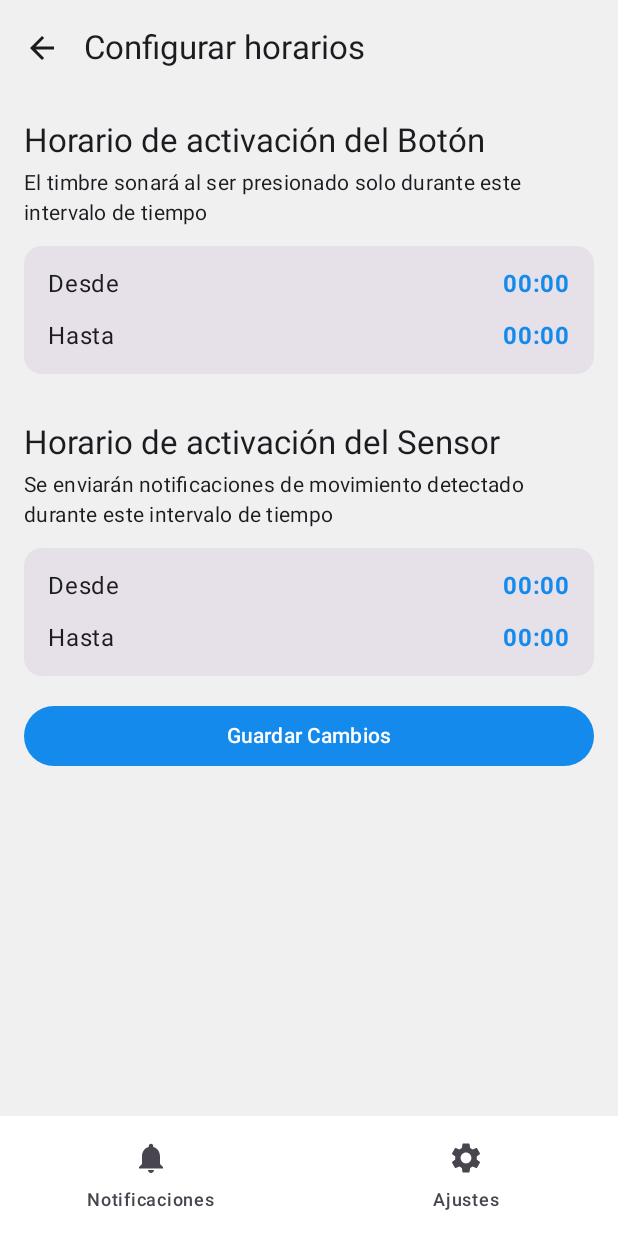
After one commit to Dedliiih/timbre-app, an Android app built with Jetpack Compose: the AlertScheduleScreen screen opened through its navigation route, on a phone screen of 412 x 824 dp. The commit adds this screen. Run offline under Robolectric (Android 15) with nearby library versions, the phone set to English and light mode, and no system bars; our stand-ins replace Firebase (no records; nobody signed in at launch, a user with empty details on screens opened directly), Volley.

Commit message:
feat: modificar horarios de activación de buzzer y sensor de movimiento

```diff
--- /dev/null
+++ b/app/src/main/java/com/example/timbreapp/ui/components/ScheduleSection.kt
@@ -0,0 +1,36 @@
+package com.example.timbreapp.ui.components
+
+import androidx.compose.foundation.layout.Column
+import androidx.compose.foundation.layout.fillMaxWidth
+import androidx.compose.foundation.layout.padding
+import androidx.compose.material3.MaterialTheme
+import androidx.compose.material3.Text
+import androidx.compose.runtime.Composable
+import androidx.compose.ui.Modifier
+import androidx.compose.ui.unit.dp
+import com.example.timbreapp.ui.components.TimeRangeSelector
+
+@Composable
+fun ScheduleSection(
+    title: String,
+    description: String,
+    startTime:  String,
+    endTime: String,
+    onStartTimeClick: () -> Unit,
+    onEndTimeClick: () -> Unit
+) {
+    Column(modifier = Modifier.fillMaxWidth()) {
+        Text(text = title, style = MaterialTheme.typography.titleLarge)
+        Text(
+            text = description,
+            style = MaterialTheme.typography.bodyMedium,
+            modifier = Modifier.padding(top = 4.dp, bottom = 12.dp)
+        )
+        TimeRangeSelector(
+            startTime = startTime,
+            endTime = endTime,
+            onStartTimeClick = onStartTimeClick,
+            onEndTimeClick = onEndTimeClick
+        )
+    }
+}
--- /dev/null
+++ b/app/src/main/java/com/example/timbreapp/ui/components/TimePickerRow.kt
@@ -0,0 +1,31 @@
+package com.example.timbreapp.ui.components
+
+import androidx.compose.foundation.clickable
+import androidx.compose.foundation.layout.Arrangement
+import androidx.compose.foundation.layout.Row
+import androidx.compose.foundation.layout.fillMaxWidth
+import androidx.compose.material3.MaterialTheme
+import androidx.compose.material3.Text
+import androidx.compose.runtime.Composable
+import androidx.compose.ui.Alignment
+import androidx.compose.ui.Modifier
+import androidx.compose.ui.text.font.FontWeight
+
+@Composable
+fun TimePickerRow(label: String, time: String, onClick: () -> Unit) {
+    Row(
+        modifier = Modifier
+            .fillMaxWidth()
+            .clickable(onClick = onClick),
+        verticalAlignment = Alignment.CenterVertically,
+        horizontalArrangement = Arrangement.SpaceBetween
+    ) {
+        Text(text = label, style = MaterialTheme.typography.bodyLarge)
+        Text(
+            text = time,
+            style = MaterialTheme.typography.bodyLarge,
+            fontWeight = FontWeight.Bold,
+            color = MaterialTheme.colorScheme.primary
+        )
+    }
+}
--- /dev/null
+++ b/app/src/main/java/com/example/timbreapp/ui/components/TimeRangeSelector.kt
@@ -0,0 +1,28 @@
+package com.example.timbreapp.ui.components
+
+import androidx.compose.foundation.layout.Column
+import androidx.compose.foundation.layout.Spacer
+import androidx.compose.foundation.layout.fillMaxWidth
+import androidx.compose.foundation.layout.height
+import androidx.compose.foundation.layout.padding
+import androidx.compose.material3.Card
+import androidx.compose.runtime.Composable
+import androidx.compose.ui.Modifier
+import androidx.compose.ui.unit.dp
+import com.example.timbreapp.ui.components.TimePickerRow
+
+@Composable
+fun TimeRangeSelector(
+    startTime: String,
+    endTime: String,
+    onStartTimeClick: () -> Unit,
+    onEndTimeClick: () -> Unit
+) {
+    Card(modifier = Modifier.fillMaxWidth()) {
+        Column(modifier = Modifier.padding(16.dp)) {
+            TimePickerRow(label = "Desde", time = startTime, onClick = onStartTimeClick)
+            Spacer(modifier = Modifier.height(16.dp))
+            TimePickerRow(label = "Hasta", time = endTime, onClick = onEndTimeClick)
+        }
+    }
+}
--- a/app/src/main/java/com/example/timbreapp/ui/navigation/AppNavigation.kt
+++ b/app/src/main/java/com/example/timbreapp/ui/navigation/AppNavigation.kt
@@ -5,6 +5,7 @@ import androidx.compose.ui.Modifier
 import androidx.navigation.NavHostController
 import androidx.navigation.compose.NavHost
 import androidx.navigation.compose.composable
+import com.example.timbreapp.ui.screens.AlertScheduleScreen
 import com.example.timbreapp.ui.screens.BuzzerSoundScreen
 import com.example.timbreapp.ui.screens.NotificationsScreen
 import com.example.timbreapp.ui.screens.SettingsScreen
@@ -23,5 +24,9 @@ fun AppNavigation(navController: NavHostController, modifier: Modifier) {
         composable(Screen.BuzzerSound.route) {
             BuzzerSoundScreen(navController = navController)
         }
+
+        composable(Screen.AlertSchedule.route) {
+            AlertScheduleScreen(navController = navController)
+        }
     }
 }
--- a/app/src/main/java/com/example/timbreapp/ui/navigation/Screen.kt
+++ b/app/src/main/java/com/example/timbreapp/ui/navigation/Screen.kt
@@ -10,4 +10,6 @@ sealed class Screen(val route: String, val title: String, val icon: ImageVector)
     object Notifications: Screen("notifications", "Notificaciones", Icons.Default.Notifications)
     object Settings: Screen("settings", "Ajustes", Icons.Default.Settings)
     object BuzzerSound: Screen("buzzer_sound_screen", "Sonido del timbre", Icons.Default.Campaign)
+
+    object AlertSchedule: Screen("alert_schedule_screen", "Horario de alerta", Icons.Default.Campaign)
 }
--- /dev/null
+++ b/app/src/main/java/com/example/timbreapp/ui/screens/AlertScheduleScreen.kt
@@ -0,0 +1,183 @@
+package com.example.timbreapp.ui.screens
+
+import android.app.TimePickerDialog
+import android.widget.Toast
+import androidx.compose.foundation.clickable
+import androidx.compose.foundation.layout.Arrangement
+import androidx.compose.foundation.layout.Box
+import androidx.compose.foundation.layout.Column
+import androidx.compose.foundation.layout.Row
+import androidx.compose.foundation.layout.Spacer
+import androidx.compose.foundation.layout.fillMaxSize
+import androidx.compose.foundation.layout.fillMaxWidth
+import androidx.compose.foundation.layout.height
+import androidx.compose.foundation.layout.padding
+import androidx.compose.material.icons.Icons
+import androidx.compose.material.icons.automirrored.filled.ArrowBack
+import androidx.compose.material3.Button
+import androidx.compose.material3.Card
+import androidx.compose.material3.CircularProgressIndicator
+import androidx.compose.material3.ExperimentalMaterial3Api
+import androidx.compose.material3.Icon
+import androidx.compose.material3.IconButton
+import androidx.compose.material3.MaterialTheme
+import androidx.compose.material3.Scaffold
+import androidx.compose.material3.Text
+import androidx.compose.material3.TopAppBar
+import androidx.compose.runtime.Composable
+import androidx.compose.runtime.LaunchedEffect
+import androidx.compose.runtime.getValue
+import androidx.compose.runtime.mutableStateOf
+import androidx.compose.runtime.remember
+import androidx.compose.runtime.setValue
+import androidx.compose.ui.Alignment
+import androidx.compose.ui.Modifier
+import androidx.compose.ui.platform.LocalContext
+import androidx.compose.ui.text.font.FontWeight
+import androidx.compose.ui.unit.dp
+import androidx.lifecycle.viewmodel.compose.viewModel
+import com.example.timbreapp.ui.viewmodel.ScheduleViewModel
+import androidx.navigation.NavController
+import com.example.timbreapp.data.ScheduleConfig
+import com.example.timbreapp.firestore.LeerFirebase
+import com.example.timbreapp.ui.components.ScheduleSection
+import java.util.Calendar
+import java.util.Locale
+
+@OptIn(ExperimentalMaterial3Api::class)
+@Composable
+fun AlertScheduleScreen(
+    navController: NavController,
+    scheduleViewModel: ScheduleViewModel = viewModel()
+) {
+    val (buttonConfig, isButtonLoading, buttonError) = LeerFirebase(
+        field = "schedules/button",
+        valueType = ScheduleConfig::class.java
+    )
+
+    val (sensorConfig, isSensorLoading, sensorError) = LeerFirebase(
+        field = "schedules/sensor",
+        valueType = ScheduleConfig::class.java
+    )
+
+    // Estados para el horairo del botón
+    var buttonStartTime by remember { mutableStateOf("00:00") }
+    var buttonEndTime by remember { mutableStateOf("00:00") }
+
+    // Estados para el horario del sensor
+    var sensorStartTime by remember { mutableStateOf("00:00") }
+    var sensorEndTime by remember { mutableStateOf("00:00") }
+
+    LaunchedEffect(buttonConfig) {
+        buttonConfig?.let {
+            buttonStartTime = scheduleViewModel.minutesToTime(it.startTime)
+            buttonEndTime = scheduleViewModel.minutesToTime(it.endTime)
+        }
+    }
+
+    LaunchedEffect(sensorConfig) {
+        sensorConfig?.let {
+         sensorStartTime = scheduleViewModel.minutesToTime(it.startTime)
+         sensorEndTime = scheduleViewModel.minutesToTime(it.endTime)
+        }
+    }
+
+    val context = LocalContext.current
+
+    fun showTimePicker(time: String, onTimeSelected: (String) -> Unit) {
+        val calendar = Calendar.getInstance()
+        try {
+            val (hour, minute) = time.split(":").map { it.toInt() }
+            calendar.set(Calendar.HOUR_OF_DAY, hour)
+            calendar.set(Calendar.MINUTE, minute)
+        } catch (e: Exception) {
+
+        }
+        TimePickerDialog(
+            context,
+            { _, selectedHour: Int, selectedMinute: Int ->
+                onTimeSelected(String.format(Locale.getDefault(), "%02d:%02d", selectedHour, selectedMinute))
+            },
+            calendar.get(Calendar.HOUR_OF_DAY),
+            calendar.get(Calendar.MINUTE),
+            true
+        ).show()
+    }
+
+    Scaffold(
+        topBar = {
+            TopAppBar(
+                title = { Text("Configurar horarios") },
+                navigationIcon = {
+                    IconButton(onClick = { navController.popBackStack() }) {
+                        Icon(
+                            imageVector = Icons.AutoMirrored.Filled.ArrowBack,
+                            contentDescription = "Volver"
+                        )
+                    }
+                }
+            )
+        }
+    ) { paddingValues ->
+        if (isButtonLoading || isSensorLoading) {
+            Box(
+                modifier = Modifier.fillMaxSize(),
+                contentAlignment = Alignment.Center
+            ) {
+                CircularProgressIndicator()
+            }
+        } else {
+            Column(
+                modifier = Modifier
+                    .fillMaxSize()
+                    .padding(paddingValues)
+                    .padding(16.dp),
+                horizontalAlignment = Alignment.CenterHorizontally
+            ) {
+                ScheduleSection(
+                    title = "Horario de activación del Botón",
+                    description = "El timbre sonará al ser presionado solo durante este intervalo de tiempo",
+                    startTime = buttonStartTime,
+                    endTime = buttonEndTime,
+                    onStartTimeClick = { showTimePicker(buttonStartTime) { newTime -> buttonStartTime = newTime } },
+                    onEndTimeClick = { showTimePicker(buttonEndTime) { newTime -> buttonEndTime = newTime } }
+                )
+
+                Spacer(modifier = Modifier.height(32.dp))
+
+                ScheduleSection(
+                    title = "Horario de activación del Sensor",
+                    description = "Se enviarán notificaciones de movimiento detectado durante este intervalo de tiempo",
+                    startTime = sensorStartTime,
+                    endTime = sensorEndTime,
+                    onStartTimeClick = { showTimePicker(sensorStartTime) { newTime -> sensorStartTime = newTime } },
+                    onEndTimeClick = { showTimePicker(sensorEndTime) { newTime -> sensorEndTime = newTime } }
+                )
+
+                Spacer(modifier = Modifier.padding(8.dp))
+
+
+                Button(
+                    onClick = {
+                        scheduleViewModel.saveSchedule(
+                            buttonStartTime = buttonStartTime,
+                            buttonEndTime = buttonEndTime,
+                            sensorStartTime = sensorStartTime,
+                            sensorEndTime = sensorEndTime,
+                            onSuccess = {
+                                Toast.makeText(context, "Horario actualizado con éxito", Toast.LENGTH_SHORT).show()
+                                navController.popBackStack()
+                            },
+                            onError = {
+                                Toast.makeText(context, "Error al actualizar la melodía", Toast.LENGTH_LONG).show()
+                            }
+                        )
+                    },
+                    modifier = Modifier.fillMaxWidth()
+                ) {
+                    Text("Guardar Cambios")
+                }
+            }
+        }
+    }
+}
--- a/app/src/main/java/com/example/timbreapp/ui/screens/BuzzerSoundScreen.kt
+++ b/app/src/main/java/com/example/timbreapp/ui/screens/BuzzerSoundScreen.kt
@@ -77,6 +77,7 @@ fun BuzzerSoundScreen(navController: NavController) {
             onSuccess = {
                 isWriting = false
                 Toast.makeText(context, "Melodía actualizada con éxito", Toast.LENGTH_SHORT).show()
+                navController.popBackStack()
             },
             onError = { errorMessage ->
                 isWriting = false
```
Also changed, not shown: app/src/main/java/com/example/timbreapp/data/Schedule.kt (added, +10 -0 lines), app/src/main/java/com/example/timbreapp/ui/screens/SettingsScreen.kt (+10 -0 lines), app/src/main/java/com/example/timbreapp/ui/viewmodel/ScheduleViewModel.kt (added, +60 -0 lines).
